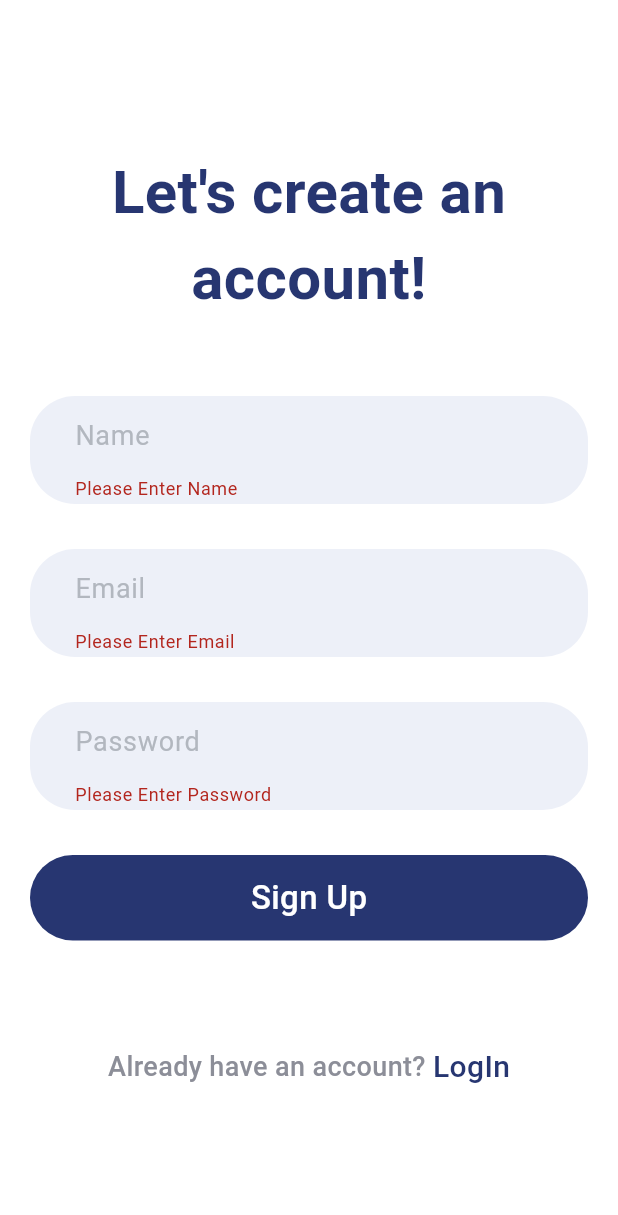
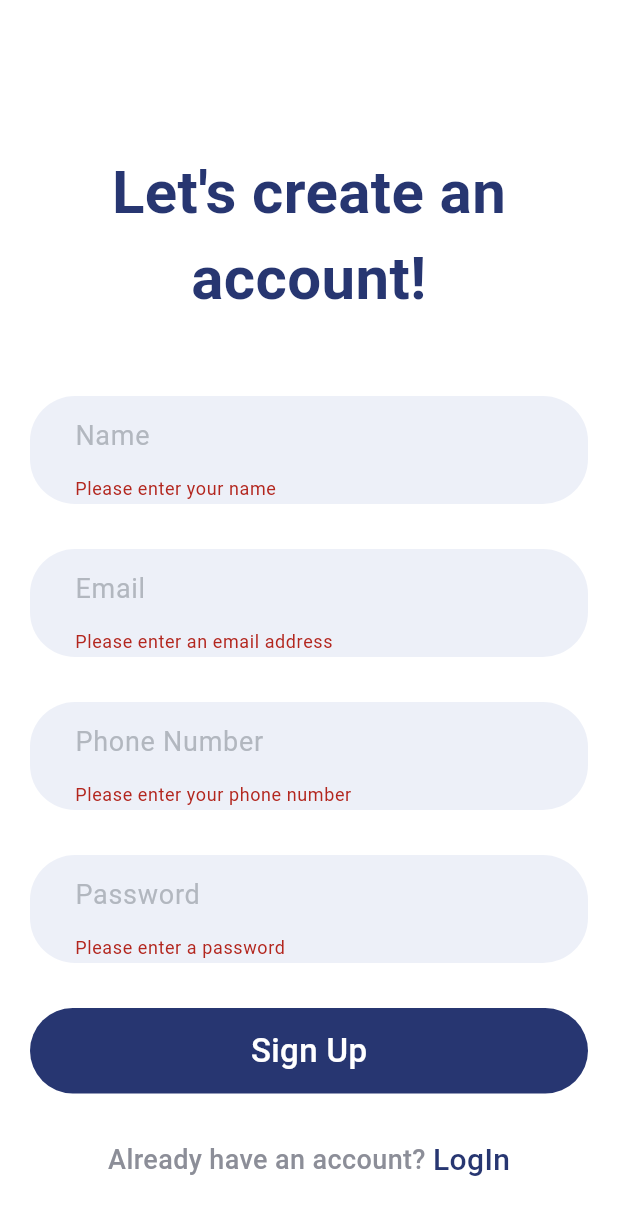
Before and after one commit to Devangana-Ghosh/flutter_base_web, a Flutter app: the SignUp screen opened directly, after a tap on "Sign Up", on a phone screen of 412 x 824 dp. Shown: the top 1215 px of the screen. Run offline on Flutter 3.47's test engine with Material 3 defaults, Android fonts, the phone set to English and light mode, and no system bars; our stand-ins replace cloud_firestore, firebase_auth, firebase_core, flutter_dotenv; accounts and stored records are empty; network calls fail; statements that could not run were skipped.

```diff
--- a/lib/auth/firebase_auth/base_auth_user_provider.dart
+++ b/lib/auth/firebase_auth/base_auth_user_provider.dart
@@ -1,6 +1,7 @@
 import 'package:firebase_auth/firebase_auth.dart';
 
 abstract class BaseAuthUserProvider {
-  Future<UserCredential> createUserWithEmailAndPassword(String email, String password);
+  Future<UserCredential> createUserWithEmailAndPassword(String email, String password, String name, String phoneNumber);
   Future<void> sendPasswordResetEmail(String email);
+  Future<void> updateUserDetails(User user, {String? name, String? phoneNumber});
 }
--- a/lib/components/textfield.dart
+++ b/lib/components/textfield.dart
@@ -1,4 +1,3 @@
-// lib/components/custom_text_field.dart
 import 'package:flutter/material.dart';
 
 class CustomTextField extends StatelessWidget {
@@ -6,6 +5,7 @@ class CustomTextField extends StatelessWidget {
   final String hintText;
   final IconData? prefixIcon;
   final bool obscureText;
+  final TextInputType? keyboardType; // Add keyboardType parameter
   final String? Function(String?)? validator;
 
   const CustomTextField({
@@ -14,6 +14,7 @@ class CustomTextField extends StatelessWidget {
     required this.hintText,
     this.prefixIcon,
     this.obscureText = false,
+    this.keyboardType, // Nullable TextInputType parameter
     this.validator,
   }) : super(key: key);
 
@@ -28,6 +29,7 @@ class CustomTextField extends StatelessWidget {
       child: TextFormField(
         controller: controller,
         obscureText: obscureText,
+        keyboardType: keyboardType, // Pass keyboardType to TextFormField
         decoration: InputDecoration(
           border: InputBorder.none,
           hintText: hintText,
--- a/lib/main.dart
+++ b/lib/main.dart
@@ -7,14 +7,14 @@ import 'pages/login.dart';
 import 'package:flutter_dotenv/flutter_dotenv.dart';
 
 Future<void> main() async {
-  await dotenv.load(fileName: ".env");
-  String apiKey = dotenv.env['API_KEY']!;
+  //await dotenv.load(fileName: ".env");
+  //String apiKey = dotenv.env['API_KEY']!;
   WidgetsFlutterBinding.ensureInitialized();
 
 
   await Firebase.initializeApp(
     options: FirebaseOptions(
-      apiKey: apiKey,
+      API_KEY,
       appId: Constants.appId,
       messagingSenderId:  Constants.messagingSenderId,
       projectId: Constants.projectId,
--- a/lib/pages/signup.dart
+++ b/lib/pages/signup.dart
@@ -1,5 +1,6 @@
 import 'package:flutter/material.dart';
 import 'package:firebase_auth/firebase_auth.dart';
+
 import '../auth/firebase_auth/auth_manager.dart';
 import '../components/textfield.dart';
 import 'home.dart';
@@ -16,6 +17,7 @@ class _SignUpState extends State<SignUp> {
   final TextEditingController nameController = TextEditingController();
   final TextEditingController passwordController = TextEditingController();
   final TextEditingController mailController = TextEditingController();
+  final TextEditingController phoneController = TextEditingController();
 
   final GlobalKey<FormState> _formKey = GlobalKey<FormState>();
   final AuthManager _authManager = AuthManager();
@@ -23,24 +25,36 @@ class _SignUpState extends State<SignUp> {
   void registration() async {
     if (_formKey.currentState!.validate()) {
       try {
-        await _authManager.createUserWithEmailAndPassword(
-            mailController.text, passwordController.text);
+        UserCredential userCredential = await _authManager.createUserWithEmailAndPassword(
+          mailController.text,
+          passwordController.text,
+          nameController.text,
+          phoneController.text,
+        );
+
         ScaffoldMessenger.of(context).showSnackBar(SnackBar(
           content: Text("Registered Successfully", style: TextStyle(fontSize: 20.0)),
         ));
         Navigator.pushReplacement(context, MaterialPageRoute(builder: (context) => Home()));
       } on FirebaseAuthException catch (e) {
+        String errorMessage = 'An error occurred';
         if (e.code == 'weak-password') {
-          ScaffoldMessenger.of(context).showSnackBar(SnackBar(
-            backgroundColor: Colors.orangeAccent,
-            content: Text("Password Provided is too Weak", style: TextStyle(fontSize: 18.0)),
-          ));
-        } else if (e.code == "email-already-in-use") {
-          ScaffoldMessenger.of(context).showSnackBar(SnackBar(
-            backgroundColor: Colors.orangeAccent,
-            content: Text("Account Already exists", style: TextStyle(fontSize: 18.0)),
-          ));
+          errorMessage = 'The password provided is too weak.';
+        } else if (e.code == 'email-already-in-use') {
+          errorMessage = 'The account already exists for that email.';
+        } else {
+          errorMessage = e.message ?? 'Error during registration';
         }
+        ScaffoldMessenger.of(context).showSnackBar(SnackBar(
+          backgroundColor: Colors.redAccent,
+          content: Text(errorMessage, style: TextStyle(fontSize: 18.0)),
+        ));
+      } catch (e) {
+        print(e.toString());
+        ScaffoldMessenger.of(context).showSnackBar(SnackBar(
+          backgroundColor: Colors.redAccent,
+          content: Text('Failed to create user: $e', style: TextStyle(fontSize: 18.0)),
+        ));
       }
     }
   }
@@ -70,7 +84,7 @@ class _SignUpState extends State<SignUp> {
                       hintText: "Name",
                       validator: (value) {
                         if (value == null || value.isEmpty) {
-                          return 'Please Enter Name';
+                          return 'Please enter your name';
                         }
                         return null;
                       },
@@ -81,7 +95,21 @@ class _SignUpState extends State<SignUp> {
                       hintText: "Email",
                       validator: (value) {
                         if (value == null || value.isEmpty) {
-                          return 'Please Enter Email';
+                          return 'Please enter an email address';
+                        } else if (!value.contains('@')) {
+                          return 'Please enter a valid email address';
+                        }
+                        return null;
+                      },
+                    ),
+                    SizedBox(height: 30.0),
+                    CustomTextField(
+                      controller: phoneController,
+                      hintText: "Phone Number",
+                      keyboardType: TextInputType.phone,
+                      validator: (value) {
+                        if (value == null || value.isEmpty) {
+                          return 'Please enter your phone number';
                         }
                         return null;
                       },
@@ -93,7 +121,9 @@ class _SignUpState extends State<SignUp> {
                       obscureText: true,
                       validator: (value) {
                         if (value == null || value.isEmpty) {
-                          return 'Please Enter Password';
+                          return 'Please enter a password';
+                        } else if (value.length < 6) {
+                          return 'Password must be at least 6 characters long';
                         }
                         return null;
                       },
@@ -121,10 +151,6 @@ class _SignUpState extends State<SignUp> {
               SizedBox(height: 30.0),
               Row(
                 mainAxisAlignment: MainAxisAlignment.center,
-              ),
-              SizedBox(height: 40.0),
-              Row(
-                mainAxisAlignment: MainAxisAlignment.center,
                 children: [
                   Text(
                     "Already have an account? ",
--- a/pubspec.yaml
+++ b/pubspec.yaml
@@ -39,6 +39,8 @@ dependencies:
   firebase_auth: ^5.1.0
   http: ^1.2.1
   flutter_dotenv: ^5.1.0
+  cloud_firestore: ^5.0.2
+  local_auth: ^2.2.0
 
 dev_dependencies:
   flutter_test:
```
Also changed, not shown: lib/auth/firebase_auth/auth_manager.dart (+94 -7 lines), lib/pages/Profile.dart (+181 -0 lines), lib/pages/home.dart (+13 -0 lines), lib/pages/password_reset.dart (added, +99 -0 lines), pubspec.lock, 4 other files.
